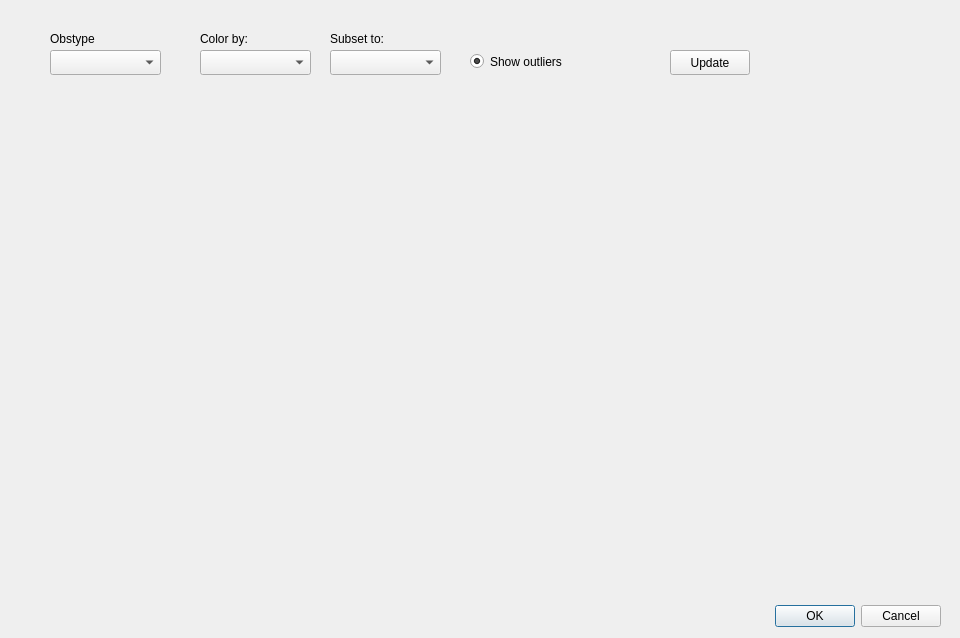
The window that metobs_gui/qt_windows/timeseries_plot_dialog.ui (vergauwenthomas/MetObs_GUI) describes before a commit, drawn with Qt 5.
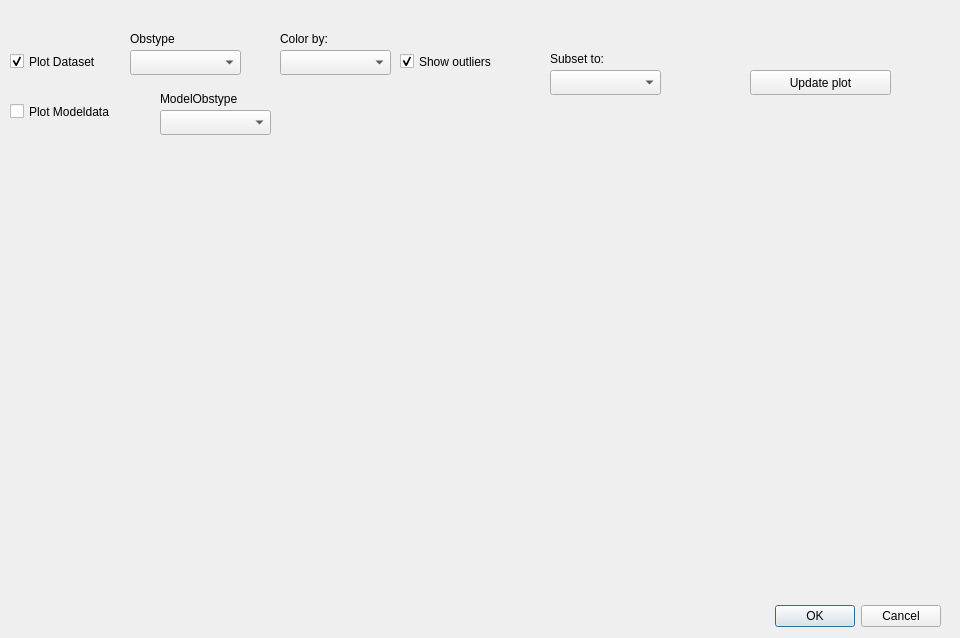
The same window after the commit.

Commit message: modeldata page done

```diff
--- a/metobs_gui/qt_windows/timeseries_plot_dialog.ui
+++ b/metobs_gui/qt_windows/timeseries_plot_dialog.ui
@@ -43,9 +43,9 @@
   <widget class="QLabel" name="label">
    <property name="geometry">
     <rect>
-     <x>200</x>
+     <x>280</x>
      <y>30</y>
-     <width>54</width>
+     <width>81</width>
      <height>17</height>
     </rect>
    </property>
@@ -59,7 +59,7 @@
    </property>
    <property name="geometry">
     <rect>
-     <x>200</x>
+     <x>280</x>
      <y>50</y>
      <width>111</width>
      <height>25</height>
@@ -69,14 +69,14 @@
   <widget class="QPushButton" name="update_plot_box">
    <property name="geometry">
     <rect>
-     <x>670</x>
-     <y>50</y>
-     <width>80</width>
+     <x>750</x>
+     <y>70</y>
+     <width>141</width>
      <height>25</height>
     </rect>
    </property>
    <property name="text">
-    <string>Update</string>
+    <string>Update plot</string>
    </property>
   </widget>
   <widget class="QComboBox" name="select_subset">
@@ -85,35 +85,19 @@
    </property>
    <property name="geometry">
     <rect>
-     <x>330</x>
-     <y>50</y>
+     <x>550</x>
+     <y>70</y>
      <width>111</width>
      <height>25</height>
     </rect>
    </property>
   </widget>
-  <widget class="QRadioButton" name="select_show_outliers">
-   <property name="geometry">
-    <rect>
-     <x>470</x>
-     <y>50</y>
-     <width>96</width>
-     <height>23</height>
-    </rect>
-   </property>
-   <property name="text">
-    <string>Show outliers</string>
-   </property>
-   <property name="checked">
-    <bool>true</bool>
-   </property>
-  </widget>
   <widget class="QLabel" name="label_2">
    <property name="geometry">
     <rect>
-     <x>330</x>
-     <y>30</y>
-     <width>54</width>
+     <x>550</x>
+     <y>50</y>
+     <width>131</width>
      <height>17</height>
     </rect>
    </property>
@@ -127,7 +111,7 @@
    </property>
    <property name="geometry">
     <rect>
-     <x>50</x>
+     <x>130</x>
      <y>50</y>
      <width>111</width>
      <height>25</height>
@@ -137,9 +121,9 @@
   <widget class="QLabel" name="label_3">
    <property name="geometry">
     <rect>
-     <x>50</x>
+     <x>130</x>
      <y>30</y>
-     <width>54</width>
+     <width>111</width>
      <height>17</height>
     </rect>
    </property>
@@ -147,6 +131,77 @@
     <string>Obstype</string>
    </property>
   </widget>
+  <widget class="QComboBox" name="select_modelobstype">
+   <property name="enabled">
+    <bool>true</bool>
+   </property>
+   <property name="geometry">
+    <rect>
+     <x>160</x>
+     <y>110</y>
+     <width>111</width>
+     <height>25</height>
+    </rect>
+   </property>
+  </widget>
+  <widget class="QLabel" name="label_4">
+   <property name="geometry">
+    <rect>
+     <x>160</x>
+     <y>90</y>
+     <width>121</width>
+     <height>17</height>
+    </rect>
+   </property>
+   <property name="text">
+    <string>ModelObstype</string>
+   </property>
+  </widget>
+  <widget class="QCheckBox" name="add_dataset_box">
+   <property name="geometry">
+    <rect>
+     <x>10</x>
+     <y>50</y>
+     <width>121</width>
+     <height>23</height>
+    </rect>
+   </property>
+   <property name="text">
+    <string>Plot Dataset</string>
+   </property>
+   <property name="checked">
+    <bool>true</bool>
+   </property>
+  </widget>
+  <widget class="QCheckBox" name="add_modeldata_box">
+   <property name="geometry">
+    <rect>
+     <x>10</x>
+     <y>100</y>
+     <width>121</width>
+     <height>23</height>
+    </rect>
+   </property>
+   <property name="text">
+    <string>Plot Modeldata</string>
+   </property>
+  </widget>
+  <widget class="QCheckBox" name="select_show_outliers">
+   <property name="geometry">
+    <rect>
+     <x>400</x>
+     <y>50</y>
+     <width>251</width>
+     <height>23</height>
+    </rect>
+   </property>
+   <property name="text">
+    <string>Show outliers</string>
+   </property>
+   <property name="checked">
+    <bool>true</bool>
+   </property>
+  </widget>
  </widget>
  <resources/>
  <connections>
```
The commit also changes 8 other files.
